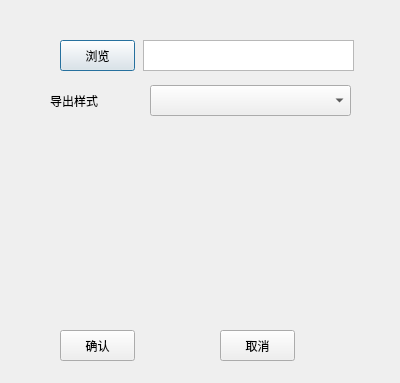
First picture: the form in exportbookdialog.ui, repository hclspring/AssetTableManager, before the edit.
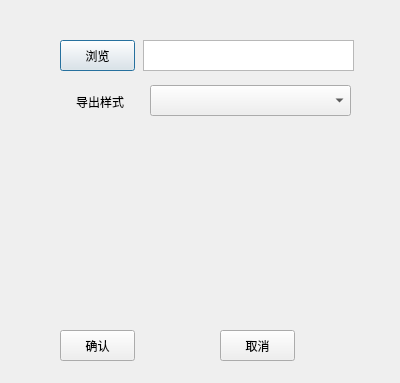
Second picture: the form after the edit.

The edit to the form file:
```diff
--- a/exportbookdialog.ui
+++ b/exportbookdialog.ui
@@ -78,10 +78,10 @@
   <widget class="QLabel" name="label">
    <property name="geometry">
     <rect>
-     <x>50</x>
-     <y>90</y>
-     <width>91</width>
-     <height>21</height>
+     <x>76</x>
+     <y>86</y>
+     <width>61</width>
+     <height>31</height>
     </rect>
    </property>
    <property name="text">
```
